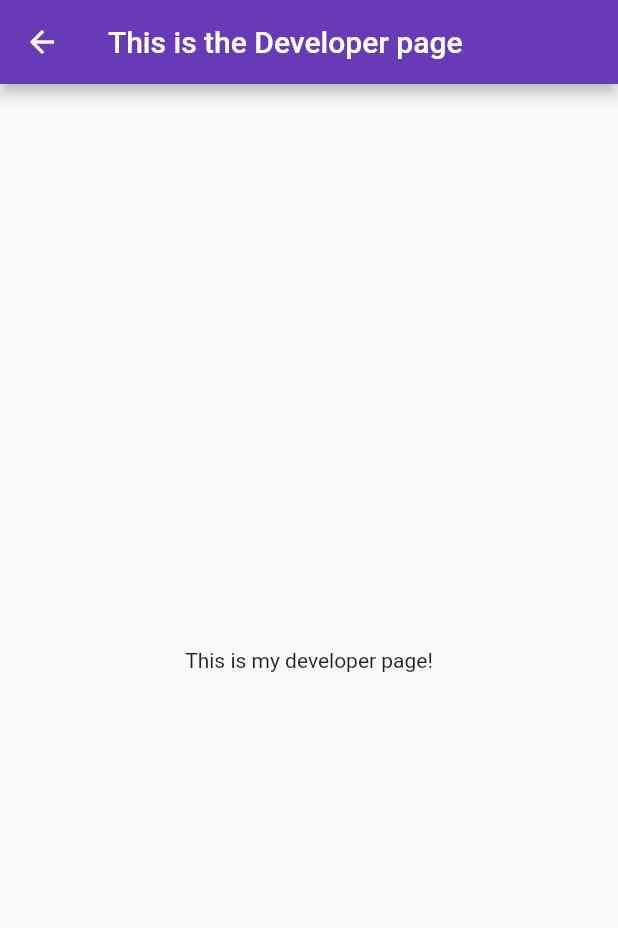
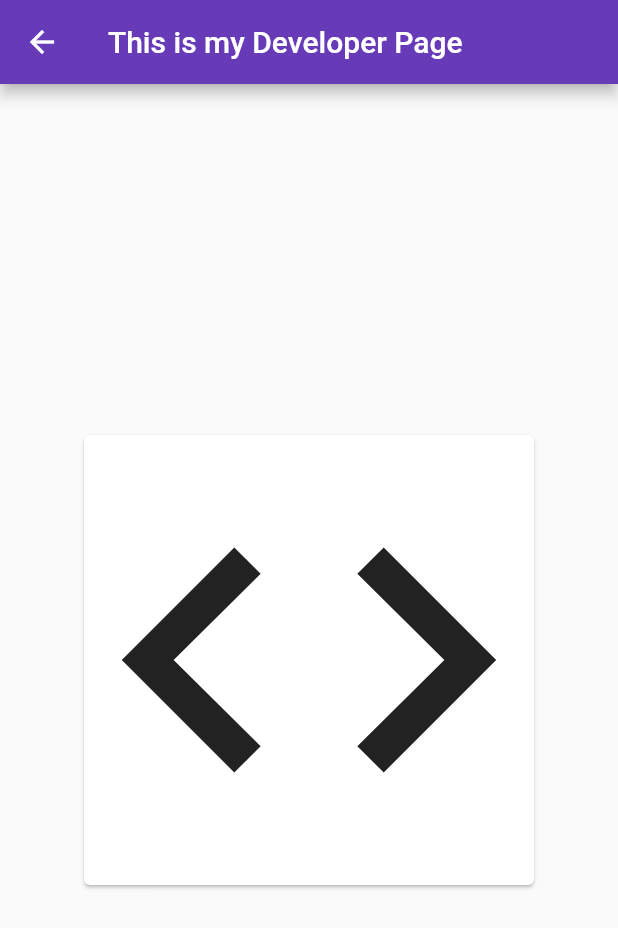
Before and after one commit to pietergreyling/couchbase_lite_flutter, a Flutter app: the DeveloperPage screen opened directly, on a phone screen of 412 x 824 dp. Shown: the top 928 px of the screen. Run offline on Flutter 3.47's test engine with Material 2 defaults, Android fonts, the phone set to English and light mode, and no system bars; our stand-ins replace font_awesome_flutter.

Commit message:
Pages and navigation

```diff
--- a/lib/developer_page.dart
+++ b/lib/developer_page.dart
@@ -4,9 +4,28 @@ class DeveloperPage extends StatelessWidget {
   @override
   Widget build(BuildContext context) {
     return Scaffold(
-        appBar: AppBar(
-          title: const Text("This is the Developer page"),
+      appBar: AppBar(
+        title:  const Text("This is my Developer Page"),
+      ),
+      body:
+      // Center(child: Text("This is my Developer Page!")),
+      Center(
+        child: Column(
+            mainAxisAlignment: MainAxisAlignment.center,
+            children: const <Widget>[
+              InkWell(
+                // onTap: () {
+                //   print("Developer Page Card Clicked !!"); }, //TODO!! remove
+                child: Card(
+                  child: Icon(
+                    Icons.code,
+                    size: 300,
+                  ),
+                ),
+              ),
+            ]
         ),
-        body: const Center(child: Text("This is my developer page!")));
+      ),
+    );
   }
 }
```
Also changed, not shown: lib/home_page.dart (+4 -4 lines), lib/main.dart (+13 -1 lines).
